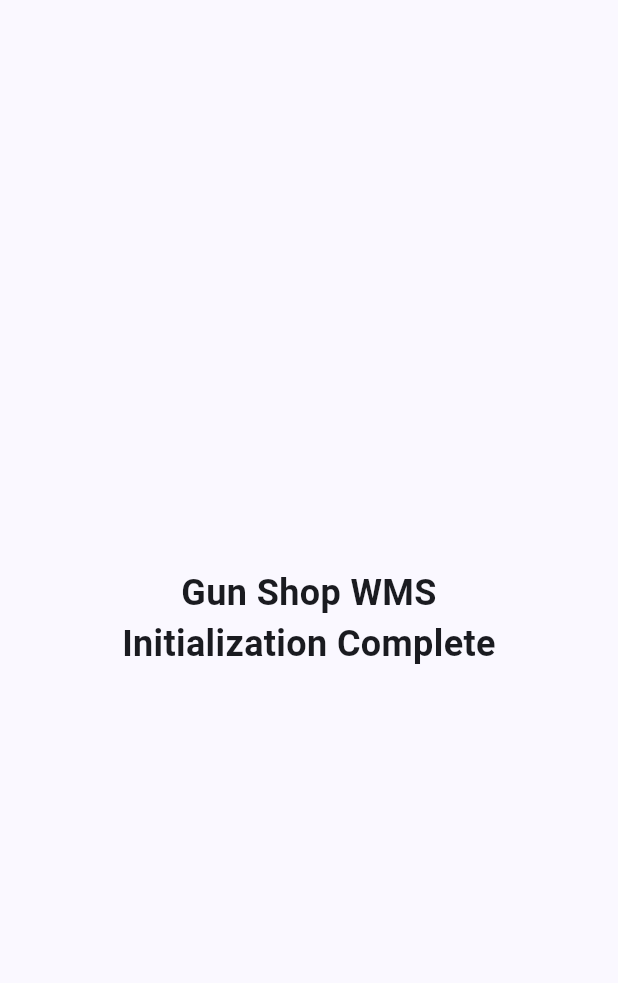
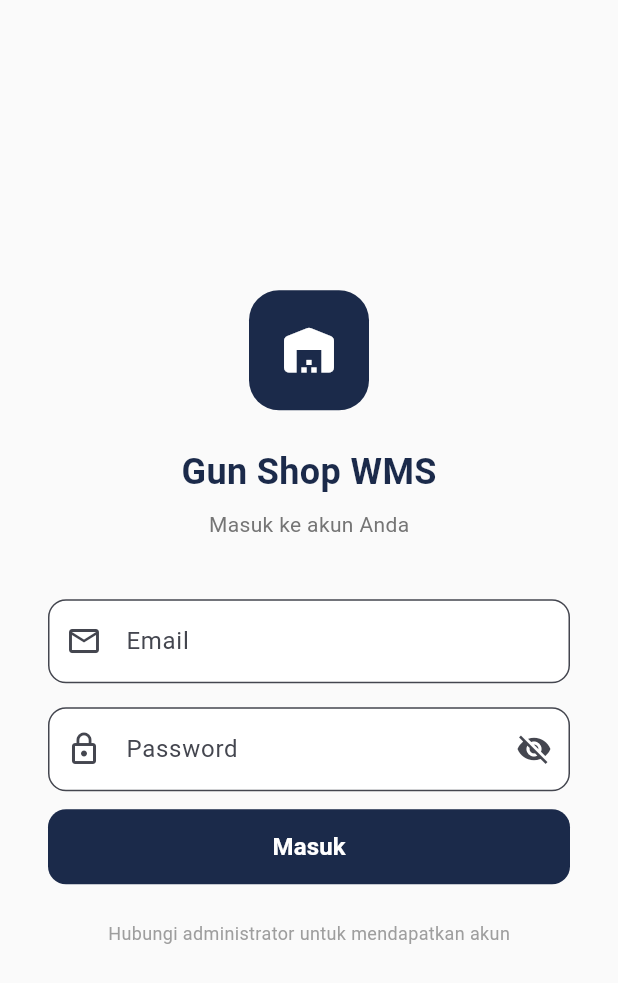
Before and after one commit to Widhips/gunshopflutter, a Flutter app: the screen it shows after launch, on a phone screen of 412 x 824 dp. Shown: the top 983 px of the screen. Run offline on Flutter 3.47's test engine with Material 3 defaults, Android fonts, the phone set to English and light mode, and no system bars; our stand-ins replace flutter_dotenv, supabase_flutter; accounts and stored records are empty.

Commit message:
feat: implement login authentication with role-based routing

```diff
--- a/lib/main.dart
+++ b/lib/main.dart
@@ -1,6 +1,26 @@
 import 'package:flutter/material.dart';
+import 'package:flutter_dotenv/flutter_dotenv.dart';
+import 'package:provider/provider.dart';
+import 'package:supabase_flutter/supabase_flutter.dart';
 
-void main() {
+import 'config/app_config.dart';
+import 'providers/auth_provider.dart';
+import 'providers/inventory_provider.dart';
+import 'screens/auth/splash_screen.dart';
+
+Future<void> main() async {
+  WidgetsFlutterBinding.ensureInitialized();
+
+  // Load environment variables
+  await dotenv.load(fileName: '.env');
+
+  // Initialize Supabase
+  await Supabase.initialize(
+    url: AppConfig.supabaseUrl,
+    // ignore: deprecated_member_use
+    anonKey: AppConfig.supabaseAnonKey,
+  );
+
   runApp(const MyApp());
 }
 
@@ -9,12 +29,17 @@ class MyApp extends StatelessWidget {
 
   @override
   Widget build(BuildContext context) {
-    return MaterialApp(
-      title: 'Gun Shop WMS',
+    return MultiProvider(
+      providers: [
+        ChangeNotifierProvider(create: (_) => AuthProvider()),
+        ChangeNotifierProvider(create: (_) => InventoryProvider()),
+      ],
+      child: MaterialApp(
+        title: AppConfig.appName,
         debugShowCheckedModeBanner: false,
         theme: ThemeData(
           colorScheme: ColorScheme.fromSeed(
-          seedColor: const Color(0xFF1B2A4A), // Navy
+            seedColor: const Color(0xFF1B2A4A),
             brightness: Brightness.light,
           ),
           useMaterial3: true,
@@ -22,15 +47,22 @@ class MyApp extends StatelessWidget {
             centerTitle: true,
             elevation: 0,
           ),
-      ),
-      home: const Scaffold(
-        body: Center(
-          child: Text(
-            'Gun Shop WMS\nInitialization Complete',
-            textAlign: TextAlign.center,
-            style: TextStyle(fontSize: 24, fontWeight: FontWeight.bold),
+          cardTheme: CardThemeData(
+            elevation: 0,
+            shape: RoundedRectangleBorder(
+              borderRadius: BorderRadius.circular(12),
+              side: BorderSide(color: Colors.grey[200]!),
             ),
           ),
+          inputDecorationTheme: InputDecorationTheme(
+            border: OutlineInputBorder(
+              borderRadius: BorderRadius.circular(12),
+            ),
+            filled: true,
+            fillColor: Colors.grey[50],
+          ),
+        ),
+        home: const SplashScreen(),
       ),
     );
   }
--- /dev/null
+++ b/lib/providers/auth_provider.dart
@@ -0,0 +1,75 @@
+import 'package:flutter/material.dart';
+import 'package:supabase_flutter/supabase_flutter.dart';
+import '../models/profile_model.dart';
+import '../services/auth_service.dart';
+
+class AuthProvider extends ChangeNotifier {
+  final AuthService _authService = AuthService();
+
+  ProfileModel? _profile;
+  bool _isLoading = false;
+  String? _errorMessage;
+
+  ProfileModel? get profile => _profile;
+  bool get isLoading => _isLoading;
+  String? get errorMessage => _errorMessage;
+  bool get isAuthenticated => _profile != null;
+  bool get isAdmin => _profile?.isAdmin ?? false;
+
+  /// Sign in and fetch profile
+  Future<bool> signIn({
+    required String email,
+    required String password,
+  }) async {
+    _isLoading = true;
+    _errorMessage = null;
+    notifyListeners();
+
+    try {
+      await _authService.signIn(email: email, password: password);
+      _profile = await _authService.getCurrentProfile();
+      _isLoading = false;
+      notifyListeners();
+      return true;
+    } on AuthException catch (e) {
+      _errorMessage = e.message;
+      _isLoading = false;
+      notifyListeners();
+      return false;
+    } catch (e) {
+      _errorMessage = 'Terjadi kesalahan. Silakan coba lagi.';
+      _isLoading = false;
+      notifyListeners();
+      return false;
+    }
+  }
+
+  /// Sign out
+  Future<void> signOut() async {
+    await _authService.signOut();
+    _profile = null;
+    _errorMessage = null;
+    notifyListeners();
+  }
+
+  /// Try to restore session on app start
+  Future<void> tryRestoreSession() async {
+    _isLoading = true;
+    notifyListeners();
+
+    try {
+      _profile = await _authService.getCurrentProfile();
+    } catch (_) {
+      _profile = null;
+    }
+
+    _isLoading = false;
+    notifyListeners();
+  }
+
+  /// Clear error message
+  void clearError() {
+    _errorMessage = null;
+    notifyListeners();
+  }
+}
--- a/lib/providers/providers.dart
+++ b/lib/providers/providers.dart
@@ -1 +1,2 @@
-// Barrel file for providers
+export 'auth_provider.dart';
+export 'inventory_provider.dart';
--- /dev/null
+++ b/lib/screens/auth/login_screen.dart
@@ -0,0 +1,248 @@
+import 'package:flutter/material.dart';
+import 'package:provider/provider.dart';
+import '../../providers/auth_provider.dart';
+import '../admin/admin_dashboard.dart';
+import '../user/user_dashboard.dart';
+
+class LoginScreen extends StatefulWidget {
+  const LoginScreen({super.key});
+
+  @override
+  State<LoginScreen> createState() => _LoginScreenState();
+}
+
+class _LoginScreenState extends State<LoginScreen> {
+  final _formKey = GlobalKey<FormState>();
+  final _emailController = TextEditingController();
+  final _passwordController = TextEditingController();
+  bool _obscurePassword = true;
+
+  @override
+  void dispose() {
+    _emailController.dispose();
+    _passwordController.dispose();
+    super.dispose();
+  }
+
+  Future<void> _handleLogin() async {
+    if (!_formKey.currentState!.validate()) return;
+
+    final authProvider = context.read<AuthProvider>();
+    authProvider.clearError();
+
+    final success = await authProvider.signIn(
+      email: _emailController.text.trim(),
+      password: _passwordController.text,
+    );
+
+    if (!mounted) return;
+
+    if (success) {
+      Navigator.of(context).pushReplacement(
+        MaterialPageRoute(
+          builder: (_) => authProvider.isAdmin
+              ? const AdminDashboard()
+              : const UserDashboard(),
+        ),
+      );
+    }
+  }
+
+  @override
+  Widget build(BuildContext context) {
+    return Scaffold(
+      backgroundColor: Colors.grey[50],
+      body: SafeArea(
+        child: Center(
+          child: SingleChildScrollView(
+            padding: const EdgeInsets.symmetric(horizontal: 32),
+            child: Form(
+              key: _formKey,
+              child: Column(
+                mainAxisAlignment: MainAxisAlignment.center,
+                children: [
+                  // Logo
+                  Container(
+                    width: 80,
+                    height: 80,
+                    decoration: BoxDecoration(
+                      color: const Color(0xFF1B2A4A),
+                      borderRadius: BorderRadius.circular(20),
+                    ),
+                    child: const Icon(
+                      Icons.warehouse_rounded,
+                      size: 40,
+                      color: Colors.white,
+                    ),
+                  ),
+                  const SizedBox(height: 24),
+                  const Text(
+                    'Gun Shop WMS',
+                    style: TextStyle(
+                      fontSize: 24,
+                      fontWeight: FontWeight.bold,
+                      color: Color(0xFF1B2A4A),
+                    ),
+                  ),
+                  const SizedBox(height: 8),
+                  Text(
+                    'Masuk ke akun Anda',
+                    style: TextStyle(
+                      fontSize: 14,
+                      color: Colors.grey[600],
+                    ),
+                  ),
+                  const SizedBox(height: 40),
+
+                  // Email Field
+                  TextFormField(
+                    controller: _emailController,
+                    keyboardType: TextInputType.emailAddress,
+                    decoration: InputDecoration(
+                      labelText: 'Email',
+                      prefixIcon: const Icon(Icons.email_outlined),
+                      border: OutlineInputBorder(
+                        borderRadius: BorderRadius.circular(12),
+                      ),
+                      filled: true,
+                      fillColor: Colors.white,
+                    ),
+                    validator: (value) {
+                      if (value == null || value.isEmpty) {
+                        return 'Email tidak boleh kosong';
+                      }
+                      if (!value.contains('@')) {
+                        return 'Format email tidak valid';
+                      }
+                      return null;
+                    },
+                  ),
+                  const SizedBox(height: 16),
+
+                  // Password Field
+                  TextFormField(
+                    controller: _passwordController,
+                    obscureText: _obscurePassword,
+                    decoration: InputDecoration(
+                      labelText: 'Password',
+                      prefixIcon: const Icon(Icons.lock_outline),
+                      suffixIcon: IconButton(
+                        icon: Icon(
+                          _obscurePassword
+                              ? Icons.visibility_off
+                              : Icons.visibility,
+                        ),
+                        onPressed: () {
+                          setState(() {
+                            _obscurePassword = !_obscurePassword;
+                          });
+                        },
+                      ),
+                      border: OutlineInputBorder(
+                        borderRadius: BorderRadius.circular(12),
+                      ),
+                      filled: true,
+                      fillColor: Colors.white,
+                    ),
+                    validator: (value) {
+                      if (value == null || value.isEmpty) {
+                        return 'Password tidak boleh kosong';
+                      }
+                      if (value.length < 6) {
+                        return 'Password minimal 6 karakter';
+                      }
+                      return null;
+                    },
+                  ),
+                  const SizedBox(height: 12),
+
+                  // Error message
+                  Consumer<AuthProvider>(
+                    builder: (context, auth, _) {
+                      if (auth.errorMessage != null) {
+                        return Padding(
+                          padding: const EdgeInsets.only(bottom: 12),
+                          child: Container(
+                            width: double.infinity,
+                            padding: const EdgeInsets.all(12),
+                            decoration: BoxDecoration(
+                              color: Colors.red[50],
+                              borderRadius: BorderRadius.circular(8),
+                              border: Border.all(color: Colors.red[200]!),
+                            ),
+                            child: Row(
+                              children: [
+                                Icon(Icons.error_outline,
+                                    color: Colors.red[700], size: 20),
+                                const SizedBox(width: 8),
+                                Expanded(
+                                  child: Text(
+                                    auth.errorMessage!,
+                                    style: TextStyle(
+                                      color: Colors.red[700],
+                                      fontSize: 13,
+                                    ),
+                                  ),
+                                ),
+                              ],
+                            ),
+                          ),
+                        );
+                      }
+                      return const SizedBox.shrink();
+                    },
+                  ),
+
+                  // Login Button
+                  Consumer<AuthProvider>(
+                    builder: (context, auth, _) {
+                      return SizedBox(
+                        width: double.infinity,
+                        height: 50,
+                        child: ElevatedButton(
+                          onPressed: auth.isLoading ? null : _handleLogin,
+                          style: ElevatedButton.styleFrom(
+                            backgroundColor: const Color(0xFF1B2A4A),
+                            foregroundColor: Colors.white,
+                            shape: RoundedRectangleBorder(
+                              borderRadius: BorderRadius.circular(12),
+                            ),
+                            elevation: 0,
+                          ),
+                          child: auth.isLoading
+                              ? const SizedBox(
+                                  width: 24,
+                                  height: 24,
+                                  child: CircularProgressIndicator(
+                                    color: Colors.white,
+                                    strokeWidth: 2,
+                                  ),
+                                )
+                              : const Text(
+                                  'Masuk',
+                                  style: TextStyle(
+                                    fontSize: 16,
+                                    fontWeight: FontWeight.w600,
+                                  ),
+                                ),
+                        ),
+                      );
+                    },
+                  ),
+                  const SizedBox(height: 24),
+                  Text(
+                    'Hubungi administrator untuk mendapatkan akun',
+                    style: TextStyle(
+                      color: Colors.grey[500],
+                      fontSize: 12,
+                    ),
+                  ),
+                ],
+              ),
+            ),
+          ),
+        ),
+      ),
+    );
+  }
+}
--- /dev/null
+++ b/lib/services/auth_service.dart
@@ -0,0 +1,46 @@
+import 'package:supabase_flutter/supabase_flutter.dart';
+import 'supabase_service.dart';
+import '../models/profile_model.dart';
+
+class AuthService {
+  final _client = SupabaseService.client;
+
+  /// Sign in with email and password
+  Future<AuthResponse> signIn({
+    required String email,
+    required String password,
+  }) async {
+    return await _client.auth.signInWithPassword(
+      email: email,
+      password: password,
+    );
+  }
+
+  /// Sign out
+  Future<void> signOut() async {
+    await _client.auth.signOut();
+  }
+
+  /// Get current user profile from profiles table
+  Future<ProfileModel?> getCurrentProfile() async {
+    final userId = SupabaseService.currentUserId;
+    if (userId == null) return null;
+
+    final response = await _client
+        .from('profiles')
+        .select()
+        .eq('id', userId)
+        .single();
+
+    return ProfileModel.fromJson(response);
+  }
+
+  /// Check if current user is admin
+  Future<bool> isAdmin() async {
+    final profile = await getCurrentProfile();
+    return profile?.isAdmin ?? false;
+  }
+
+  /// Listen to auth state changes
+  Stream<AuthState> get authStateChanges => _client.auth.onAuthStateChange;
+}
```
Also changed, not shown: lib/screens/auth/splash_screen.dart (added, +87 -0 lines), 1 other file. Lines whose indentation alone changed are shown as unchanged.
